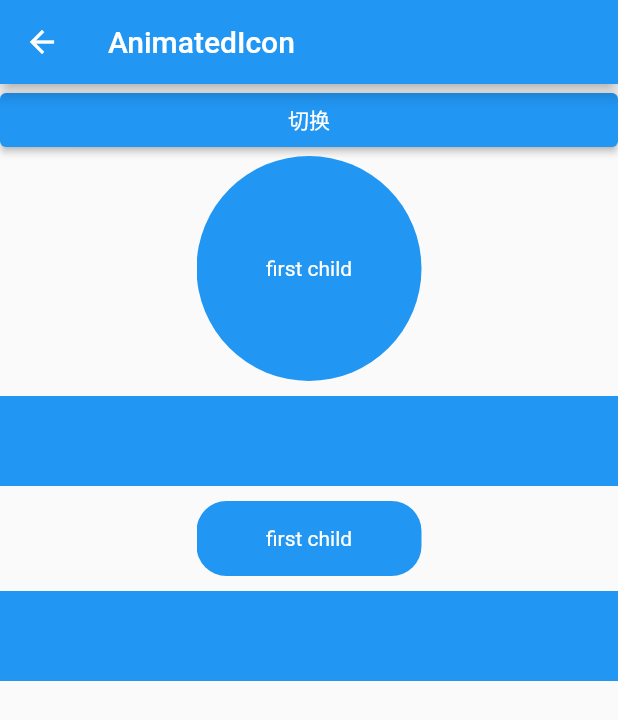
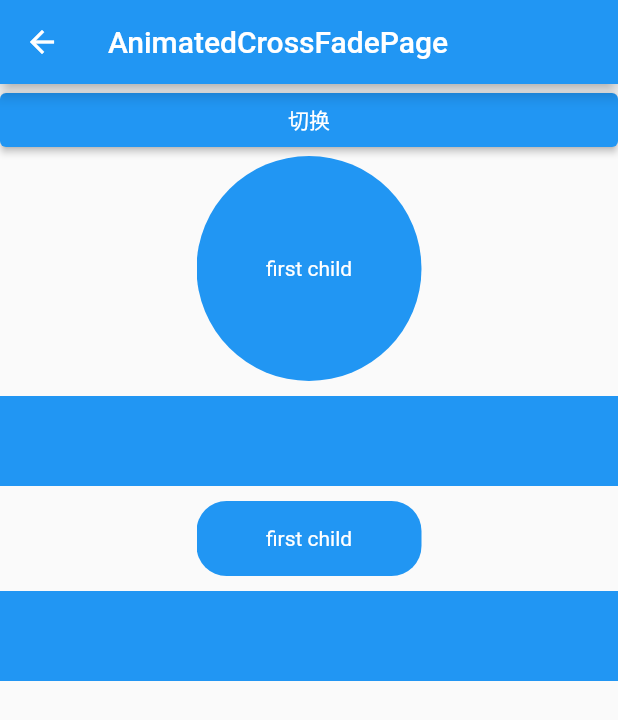
Before and after one commit to hekui/flutter-demo, a Flutter app: the AnimatedCrossFadePage screen opened by its route, on a phone screen of 412 x 824 dp. Shown: the top 720 px of the screen. Run offline on Flutter 3.47's test engine with Material 2 defaults, Android fonts, the phone set to English and light mode, and no system bars; our stand-ins replace cached_network_image, flutter_money_formatter, flutter_svg, flutter_swiper, shared_preferences, transparent_image; accounts and stored records are empty; network calls fail.

Commit message:
add demo

```diff
--- a/lib/pages/animations/animatedCrossFade.dart
+++ b/lib/pages/animations/animatedCrossFade.dart
@@ -13,7 +13,7 @@ class _AnimatedCrossFadePageState extends State<AnimatedCrossFadePage>
   Widget build(BuildContext context) {
     return Scaffold(
       appBar: AppBar(
-        title: Text('AnimatedIcon'),
+        title: Text('AnimatedCrossFadePage'),
       ),
       body: ListView(
         children: [
```
